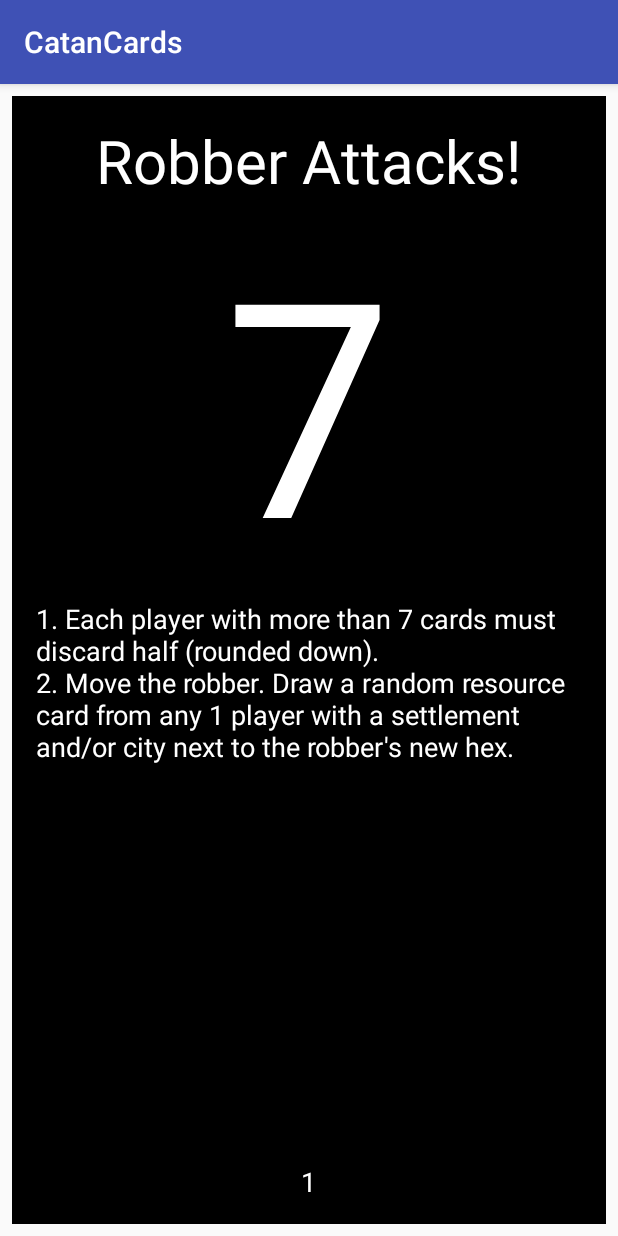
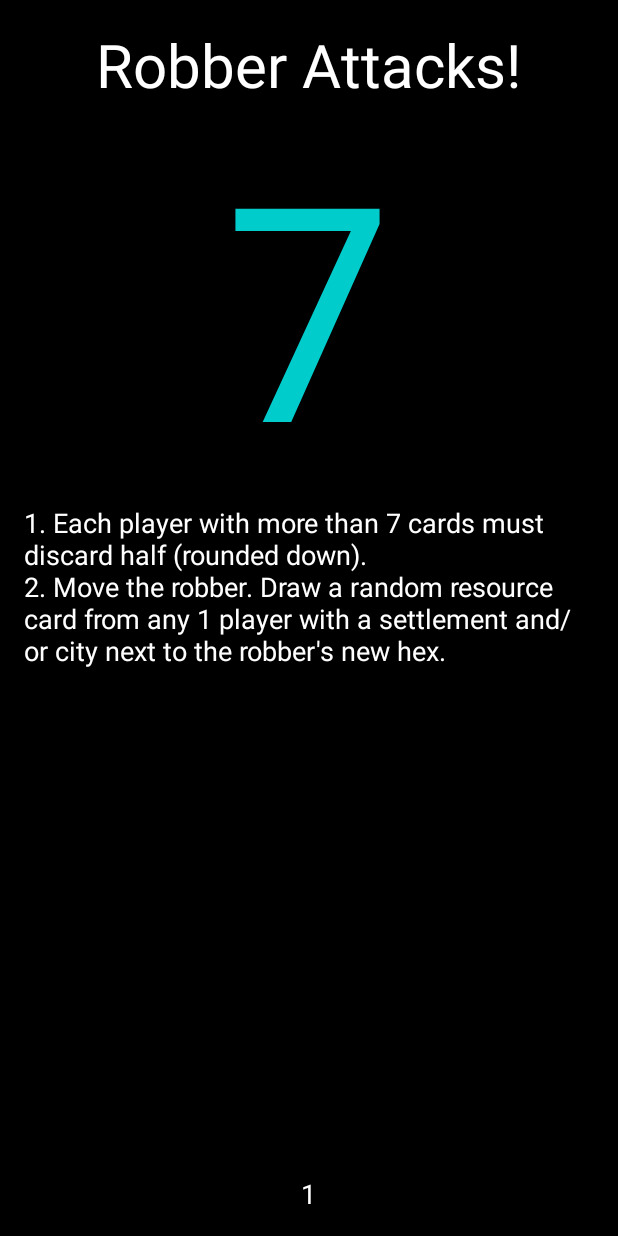
Before and after one commit to gateszeng/catan-event-cards, an Android app: the screen it shows after launch (MainActivity), on a phone screen of 412 x 824 dp. Run offline under Robolectric (Android 15) with nearby library versions, the phone set to English and light mode, and no system bars.

Commit message:
fixed dark theme

```diff
--- a/app/src/main/res/layout/activity_main.xml
+++ b/app/src/main/res/layout/activity_main.xml
@@ -1,13 +1,13 @@
 <?xml version="1.0" encoding="utf-8"?>
 <RelativeLayout xmlns:android="http://schemas.android.com/apk/res/android"
     xmlns:tools="http://schemas.android.com/tools"
-    android:layout_width="match_parent"
-    android:layout_height="match_parent"
+    android:layout_width="fill_parent"
+    android:layout_height="fill_parent"
     android:paddingBottom="@dimen/activity_vertical_margin"
     android:paddingLeft="@dimen/activity_horizontal_margin"
     android:paddingRight="@dimen/activity_horizontal_margin"
     android:paddingTop="@dimen/activity_vertical_margin"
-    android:layout_margin="@dimen/activity_vertical_spacing"
+
     android:background="@color/black"
     tools:context="com.example.gates.catancards.MainActivity">
 
@@ -24,7 +24,7 @@
 
     <TextView
         android:id="@+id/card_number"
-        android:textColor="@color/white"
+        android:textColor="@color/colorAccent"
         android:layout_width="wrap_content"
         android:layout_height="wrap_content"
         android:text="#"
--- a/app/src/main/res/values/colors.xml
+++ b/app/src/main/res/values/colors.xml
@@ -1,6 +1,6 @@
 <?xml version="1.0" encoding="utf-8"?>
 <resources>
     <color name="colorPrimary">#3F51B5</color>
-    <color name="colorPrimaryDark">#303F9F</color>
-    <color name="colorAccent">#FF4081</color>
+    <color name="colorPrimaryDark">#000000</color>
+    <color name="colorAccent">#00cccc</color>
 </resources>
--- a/app/src/main/res/values/styles.xml
+++ b/app/src/main/res/values/styles.xml
@@ -1,7 +1,7 @@
 <resources>
 
     <!-- Base application theme. -->
-    <style name="AppTheme" parent="Theme.AppCompat.Light.DarkActionBar">
+    <style name="AppTheme" parent="Theme.AppCompat.Light.NoActionBar">
         <!-- Customize your theme here. -->
         <item name="colorPrimary">@color/colorPrimary</item>
         <item name="colorPrimaryDark">@color/colorPrimaryDark</item>
```
